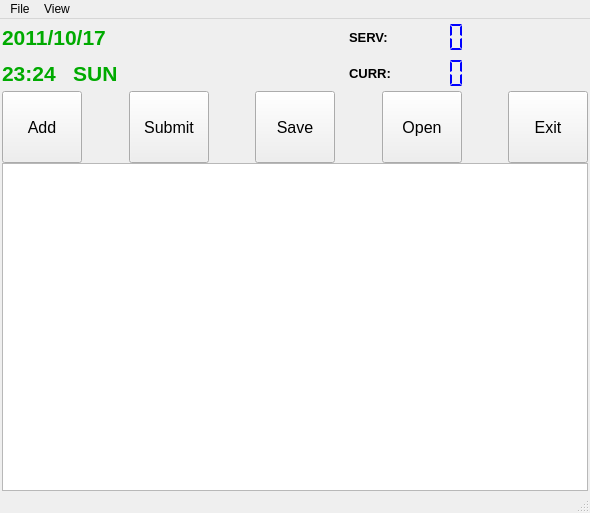
First picture: the form in src/MainWindow.ui, repository kermitmei/AK101, before the edit.
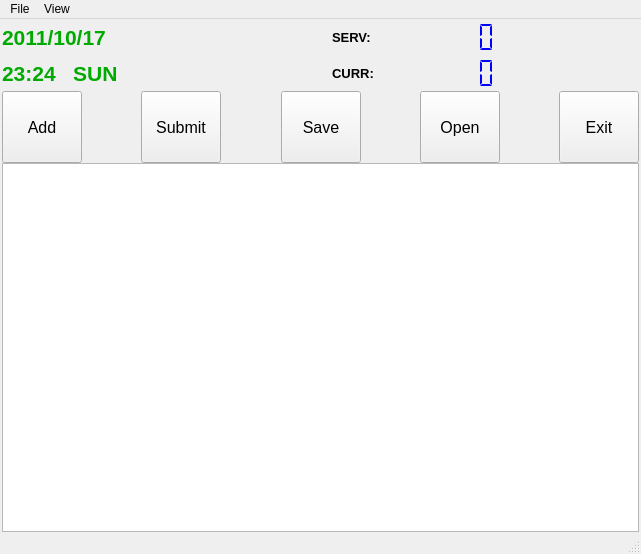
Second picture: the form after the edit. Icons and pictures are not drawn.

The edit to the form file:
```diff
--- a/src/MainWindow.ui
+++ b/src/MainWindow.ui
@@ -6,8 +6,8 @@
    <rect>
     <x>0</x>
     <y>0</y>
-    <width>590</width>
-    <height>513</height>
+    <width>641</width>
+    <height>554</height>
    </rect>
   </property>
   <property name="minimumSize">
@@ -224,27 +224,17 @@
         </property>
        </widget>
       </item>
-      <item row="0" column="1">
+      <item row="0" column="1" rowspan="2">
        <spacer name="horizontalSpacer">
         <property name="orientation">
          <enum>Qt::Horizontal</enum>
         </property>
-        <property name="sizeHint" stdset="0">
-         <size>
-          <width>40</width>
-          <height>20</height>
-         </size>
+        <property name="sizeType">
+         <enum>QSizePolicy::Minimum</enum>
         </property>
-       </spacer>
-      </item>
-      <item row="1" column="1">
-       <spacer name="horizontalSpacer_5">
-        <property name="orientation">
-         <enum>Qt::Horizontal</enum>
-        </property>
         <property name="sizeHint" stdset="0">
          <size>
-          <width>40</width>
+          <width>90</width>
           <height>20</height>
          </size>
         </property>
@@ -270,6 +260,22 @@
         </property>
        </widget>
       </item>
+      <item row="0" column="4" rowspan="2">
+       <spacer name="horizontalSpacer_5">
+        <property name="orientation">
+         <enum>Qt::Horizontal</enum>
+        </property>
+        <property name="sizeType">
+         <enum>QSizePolicy::Fixed</enum>
+        </property>
+        <property name="sizeHint" stdset="0">
+         <size>
+          <width>20</width>
+          <height>20</height>
+         </size>
+        </property>
+       </spacer>
+      </item>
      </layout>
     </item>
     <item row="0" column="1">
@@ -292,6 +298,12 @@
       <property name="text">
        <string/>
       </property>
+      <property name="margin">
+       <number>0</number>
+      </property>
+      <property name="indent">
+       <number>-1</number>
+      </property>
      </widget>
     </item>
     <item row="1" column="0" colspan="2">
@@ -481,6 +493,11 @@
         <height>75</height>
        </size>
       </property>
+      <property name="font">
+       <font>
+        <pointsize>12</pointsize>
+       </font>
+      </property>
      </widget>
     </item>
    </layout>
@@ -490,7 +507,7 @@
     <rect>
      <x>0</x>
      <y>0</y>
-     <width>590</width>
+     <width>641</width>
      <height>26</height>
     </rect>
    </property>
```
